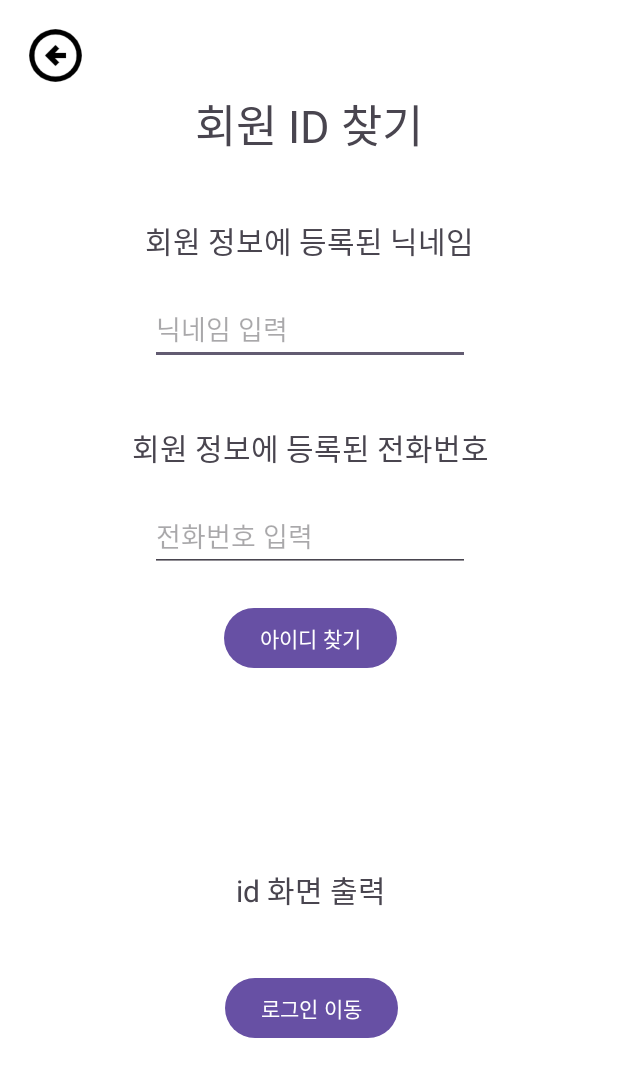
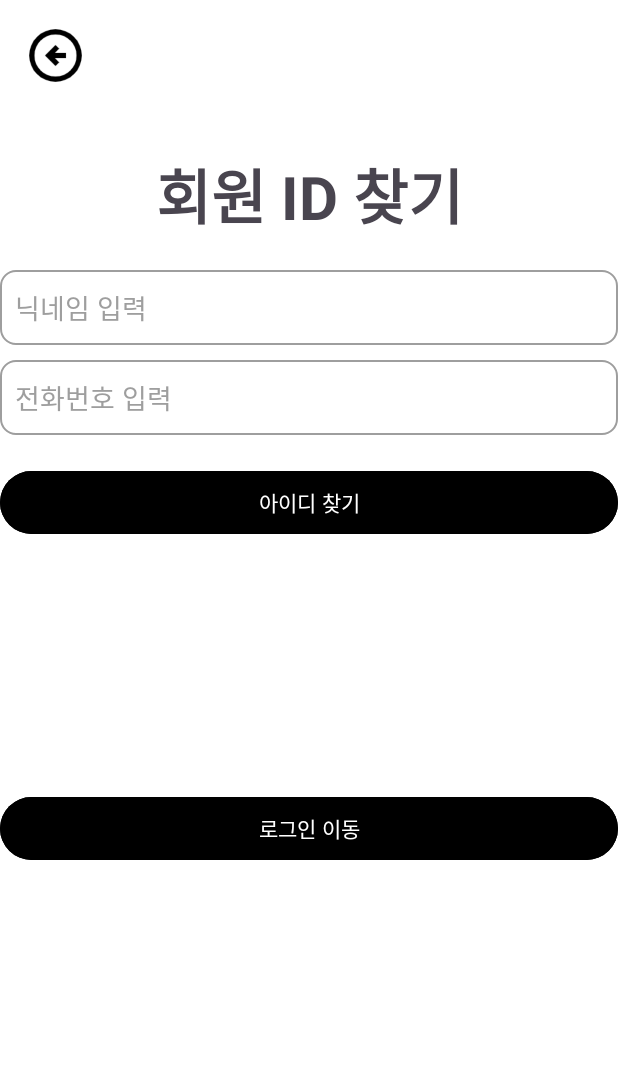
Before and after one commit to melly8954/EnkoQuest, an Android app: the FindIdActivity screen opened directly, with no data from a screen before it, on a phone screen of 412 x 824 dp. Shown: the top 1077 px of the screen. Run offline under Robolectric (Android 15) with nearby library versions, the phone set to English and light mode, and no system bars; our stand-ins replace Firebase (no records; nobody signed in at launch, a user with empty details on screens opened directly).

Commit message:
아이디 찾기 화면 UI 변경, 마이페이지 사용자ID랑 닉네임 흐린 거 진하게 수정 완료
아이디 찾기 화면 UI 변경, 마이페이지 사용자ID랑 닉네임 흐린 거 진하게 수정 완료

```diff
--- a/app/src/main/res/layout/activity_find_id.xml
+++ b/app/src/main/res/layout/activity_find_id.xml
@@ -9,93 +9,83 @@
     tools:context=".user.FindIdActivity">
 
     <TextView
-        android:id="@+id/textView01"
+        android:id="@+id/textViewTitle"
         android:layout_width="wrap_content"
         android:layout_height="wrap_content"
-        android:layout_marginTop="60dp"
+        android:layout_marginTop="100dp"
         android:text="회원 ID 찾기"
-        android:textSize="30sp"
+        android:textSize="40sp"
+        android:textStyle="bold"
         app:layout_constraintEnd_toEndOf="parent"
         app:layout_constraintStart_toStartOf="parent"
         app:layout_constraintTop_toTopOf="parent" />
 
-    <TextView
-        android:id="@+id/textView02"
-        android:layout_width="wrap_content"
-        android:layout_height="wrap_content"
-        android:layout_marginTop="40dp"
-        android:text="회원 정보에 등록된 닉네임"
-        android:textSize="20sp"
-        app:layout_constraintEnd_toEndOf="@+id/textView01"
-        app:layout_constraintStart_toStartOf="@+id/textView01"
-        app:layout_constraintTop_toBottomOf="@+id/textView01" />
-
     <EditText
         android:id="@+id/editTextNickname"
-        android:layout_width="wrap_content"
-        android:layout_height="wrap_content"
+        android:layout_width="0dp"
+        android:layout_height="50dp"
         android:layout_marginTop="20dp"
-        android:ems="10"
+        android:background="@drawable/edittext_background"
         android:hint="닉네임 입력"
         android:inputType="text"
-        app:layout_constraintEnd_toEndOf="@+id/textView02"
-        app:layout_constraintStart_toStartOf="@+id/textView02"
-        app:layout_constraintTop_toBottomOf="@+id/textView02" />
-
-    <TextView
-        android:id="@+id/textView03"
-        android:layout_width="wrap_content"
-        android:layout_height="wrap_content"
-        android:layout_marginTop="40dp"
-        android:text="회원 정보에 등록된 전화번호"
-        android:textSize="20sp"
-        app:layout_constraintEnd_toEndOf="@+id/editTextNickname"
-        app:layout_constraintStart_toStartOf="@+id/editTextNickname"
-        app:layout_constraintTop_toBottomOf="@+id/editTextNickname" />
+        android:padding="10dp"
+        android:textColor="#212121"
+        android:textColorHint="#9E9E9E"
+        app:layout_constraintEnd_toEndOf="parent"
+        app:layout_constraintStart_toStartOf="parent"
+        app:layout_constraintTop_toBottomOf="@+id/textViewTitle" />
 
     <EditText
         android:id="@+id/editTextTel"
-        android:layout_width="wrap_content"
-        android:layout_height="wrap_content"
-        android:layout_marginTop="20dp"
-        android:ems="10"
+        android:layout_width="0dp"
+        android:layout_height="50dp"
+        android:layout_marginTop="10dp"
+        android:background="@drawable/edittext_background"
         android:hint="전화번호 입력"
         android:inputType="phone"
-        app:layout_constraintEnd_toEndOf="@+id/editTextNickname"
-        app:layout_constraintStart_toStartOf="@+id/editTextNickname"
-        app:layout_constraintTop_toBottomOf="@+id/textView03" />
+        android:padding="10dp"
+        android:textColor="#212121"
+        android:textColorHint="#9E9E9E"
+        app:layout_constraintEnd_toEndOf="parent"
+        app:layout_constraintStart_toStartOf="parent"
+        app:layout_constraintTop_toBottomOf="@+id/editTextNickname" />
 
     <TextView
         android:id="@+id/textViewIdView"
         android:layout_width="wrap_content"
         android:layout_height="wrap_content"
-        android:text="id 화면 출력"
+        android:layout_marginTop="60dp"
+        android:text=""
+        android:textColor="#000000"
         android:textSize="20sp"
-        app:layout_constraintBottom_toBottomOf="parent"
-        app:layout_constraintEnd_toEndOf="@+id/buttonFindId"
-        app:layout_constraintStart_toStartOf="@+id/buttonFindId"
+        app:layout_constraintEnd_toEndOf="parent"
+        app:layout_constraintStart_toStartOf="parent"
         app:layout_constraintTop_toBottomOf="@+id/buttonFindId"
         app:layout_constraintVertical_bias="0.374" />
 
     <Button
         android:id="@+id/buttonMoveLogin"
-        android:layout_width="wrap_content"
-        android:layout_height="wrap_content"
-        android:layout_marginTop="40dp"
+        android:layout_width="0dp"
+        android:layout_height="50dp"
+        android:layout_marginTop="80dp"
+        android:backgroundTint="#000000"
         android:text="로그인 이동"
-        app:layout_constraintEnd_toEndOf="@+id/textViewIdView"
-        app:layout_constraintStart_toStartOf="@+id/textViewIdView"
+        android:textColor="#FFFFFF"
+        app:layout_constraintEnd_toEndOf="parent"
+        app:layout_constraintStart_toStartOf="parent"
         app:layout_constraintTop_toBottomOf="@+id/textViewIdView" />
 
     <Button
         android:id="@+id/buttonFindId"
-        android:layout_width="wrap_content"
-        android:layout_height="wrap_content"
+        android:layout_width="0dp"
+        android:layout_height="50dp"
         android:layout_marginTop="20dp"
+        android:backgroundTint="#000000"
         android:text="아이디 찾기"
-        app:layout_constraintEnd_toEndOf="@+id/editTextTel"
+        android:textColor="#FFFFFF"
+        app:layout_constraintEnd_toEndOf="parent"
         app:layout_constraintHorizontal_bias="0.505"
-        app:layout_constraintStart_toStartOf="@+id/editTextTel"
+        app:layout_constraintStart_toStartOf="parent"
         app:layout_constraintTop_toBottomOf="@+id/editTextTel" />
 
     <ImageButton
--- a/app/src/main/res/layout/activity_my_page.xml
+++ b/app/src/main/res/layout/activity_my_page.xml
@@ -60,6 +60,7 @@
         android:layout_height="22dp"
         android:layout_marginTop="30dp"
         android:text="ID"
+        android:textColor="#000000"
         android:textStyle="bold"
         app:layout_constraintEnd_toEndOf="@+id/imageViewProfilImg"
         app:layout_constraintStart_toStartOf="@+id/imageViewProfilImg"
@@ -71,6 +72,7 @@
         android:layout_height="20dp"
         android:layout_marginTop="20dp"
         android:text="Nickname"
+        android:textColor="#000000"
         android:textStyle="bold"
         app:layout_constraintEnd_toEndOf="@+id/textId"
         app:layout_constraintStart_toStartOf="@+id/textId"
```
